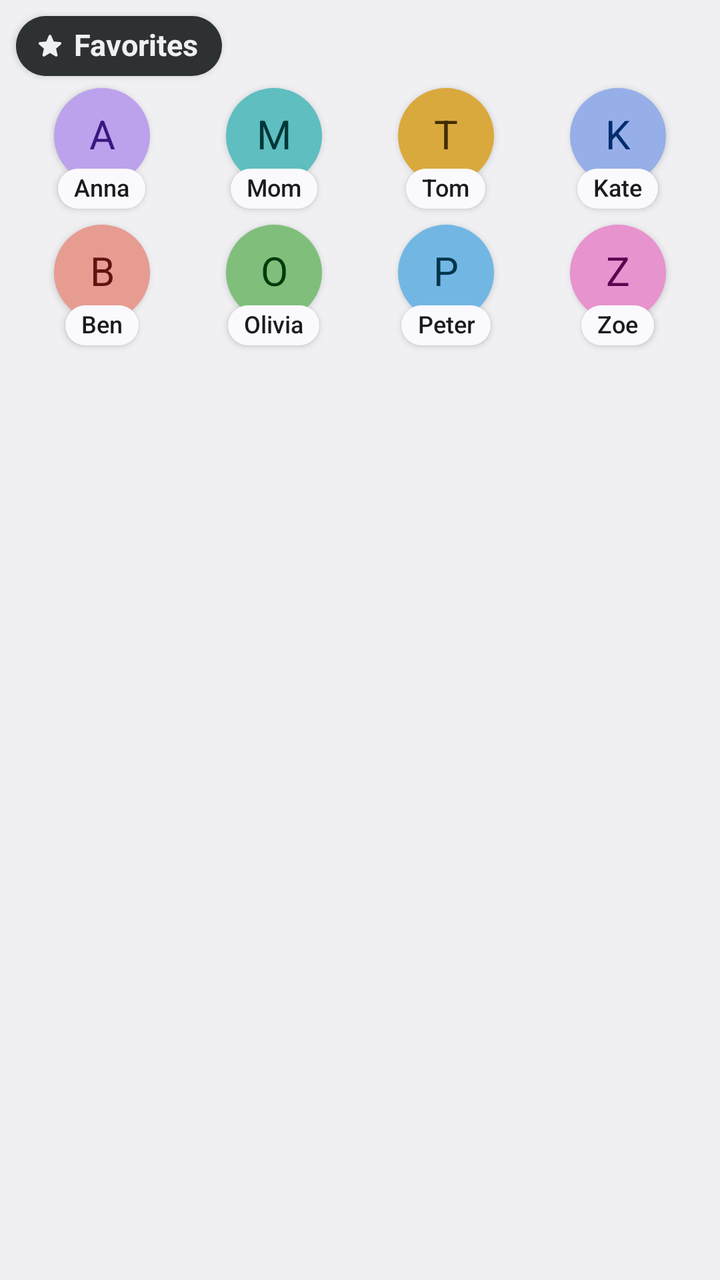
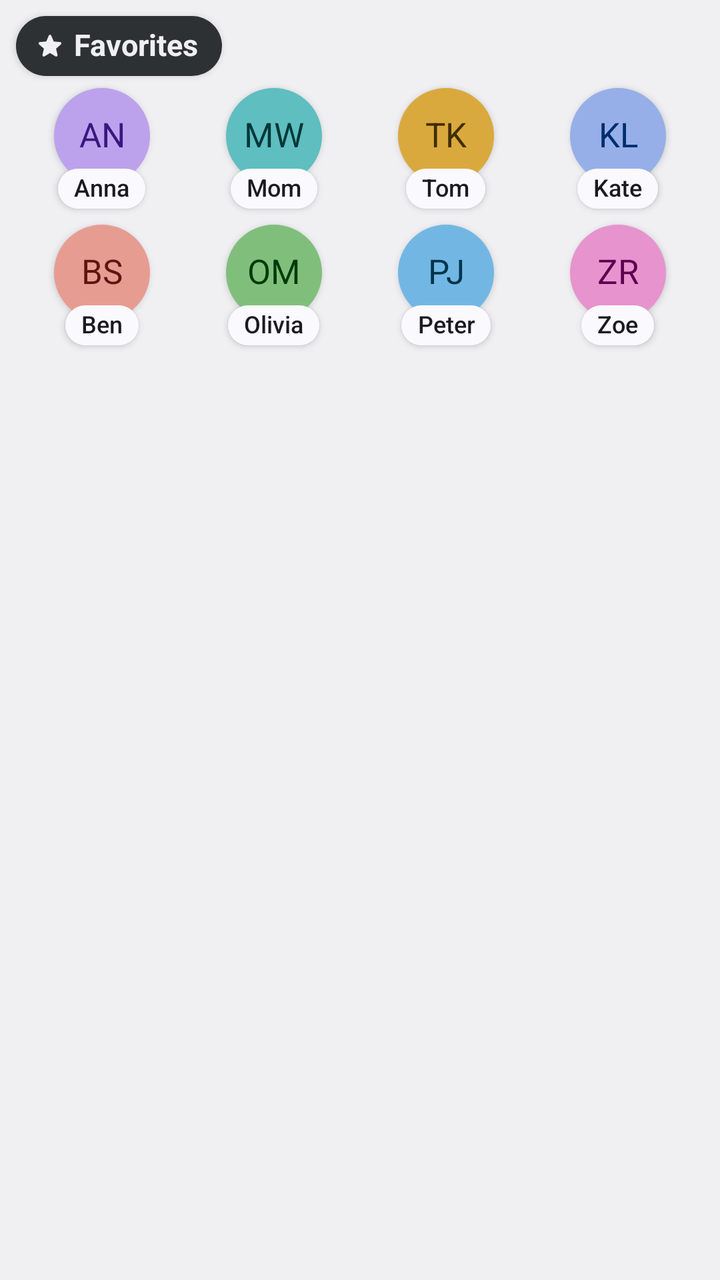

Screens rendered from an Android XML layout before and after an edit, with the pre-edit source and the edit as a unified diff.
<!-- AndroidManifest.xml: application theme Theme.Contacts -->
<!-- res/layout/widget_favorites_preview.xml -->
<?xml version="1.0" encoding="utf-8"?>
<FrameLayout xmlns:android="http://schemas.android.com/apk/res/android"
    xmlns:tools="http://schemas.android.com/tools"
    tools:ignore="SpUsage,ContentDescription,HardcodedText,UselessParent"
    android:id="@android:id/background"
    android:layout_width="match_parent"
    android:layout_height="match_parent"
    android:background="@drawable/widget_floating_frame"
    android:clipChildren="false"
    android:clipToOutline="true"
    android:clipToPadding="false"
    android:padding="8dp">

    <LinearLayout
        android:layout_width="match_parent"
        android:layout_height="wrap_content"
        android:clipChildren="false"
        android:orientation="vertical">

        <FrameLayout
            android:layout_width="match_parent"
            android:layout_height="wrap_content"
            android:layout_marginBottom="6dp"
            android:clipChildren="false">

            <LinearLayout
                android:layout_width="wrap_content"
                android:layout_height="30dp"
                android:background="@drawable/widget_badge"
                android:elevation="2dp"
                android:gravity="center_vertical"
                android:orientation="horizontal"
                android:paddingStart="9dp"
                android:paddingEnd="12dp">

                <ImageView
                    android:layout_width="16dp"
                    android:layout_height="16dp"
                    android:src="@drawable/ic_star_filled"
                    android:tint="@color/widget_inverse_on_surface"
                    tools:ignore="UseAppTint" />

                <TextView
                    android:layout_width="wrap_content"
                    android:layout_height="wrap_content"
                    android:layout_marginStart="4dp"
                    android:includeFontPadding="false"
                    android:maxLines="1"
                    android:text="@string/title_widget_favorites"
                    android:textColor="@color/widget_inverse_on_surface"
                    android:textSize="15dp"
                    android:textStyle="bold" />
            </LinearLayout>
        </FrameLayout>

        <LinearLayout
            android:layout_width="match_parent"
            android:layout_height="wrap_content"
            android:baselineAligned="false"
            android:clipChildren="false"
            android:orientation="horizontal">

            <LinearLayout
                android:layout_width="0dp"
                android:layout_height="wrap_content"
                android:layout_weight="1"
                android:clipChildren="false"
                android:gravity="center_horizontal"
                android:orientation="vertical">

                <FrameLayout
                    android:layout_width="48dp"
                    android:layout_height="48dp"
                    android:background="@drawable/widget_circle"
                    android:backgroundTint="@color/avatar_violet_fill"
                    android:elevation="2dp">

                    <TextView
                        android:layout_width="match_parent"
                        android:layout_height="match_parent"
                        android:gravity="center"
                        android:includeFontPadding="false"
                        android:text="A"
                        android:textColor="@color/avatar_violet_on"
                        android:textSize="20dp" />
                </FrameLayout>

                <TextView
                    android:layout_width="wrap_content"
                    android:layout_height="20dp"
                    android:layout_marginTop="-8dp"
                    android:background="@drawable/widget_name_pill"
                    android:elevation="2dp"
                    android:fontFamily="sans-serif-medium"
                    android:gravity="center"
                    android:includeFontPadding="false"
                    android:paddingStart="8dp"
                    android:paddingEnd="8dp"
                    android:text="Anna"
                    android:textColor="@color/widget_on_surface"
                    android:textSize="12dp" />
            </LinearLayout>

            <LinearLayout
                android:layout_width="0dp"
                android:layout_height="wrap_content"
                android:layout_weight="1"
                android:clipChildren="false"
                android:gravity="center_horizontal"
                android:orientation="vertical">

                <FrameLayout
                    android:layout_width="48dp"
                    android:layout_height="48dp"
                    android:background="@drawable/widget_circle"
                    android:backgroundTint="@color/avatar_teal_fill"
                    android:elevation="2dp">

                    <TextView
                        android:layout_width="match_parent"
                        android:layout_height="match_parent"
                        android:gravity="center"
                        android:includeFontPadding="false"
                        android:text="M"
                        android:textColor="@color/avatar_teal_on"
                        android:textSize="20dp" />
                </FrameLayout>

                <TextView
                    android:layout_width="wrap_content"
                    android:layout_height="20dp"
                    android:layout_marginTop="-8dp"
                    android:background="@drawable/widget_name_pill"
                    android:elevation="2dp"
                    android:fontFamily="sans-serif-medium"
                    android:gravity="center"
                    android:includeFontPadding="false"
                    android:paddingStart="8dp"
                    android:paddingEnd="8dp"
                    android:text="Mom"
                    android:textColor="@color/widget_on_surface"
                    android:textSize="12dp" />
            </LinearLayout>

            <LinearLayout
                android:layout_width="0dp"
                android:layout_height="wrap_content"
                android:layout_weight="1"
                android:clipChildren="false"
                android:gravity="center_horizontal"
                android:orientation="vertical">

                <FrameLayout
                    android:layout_width="48dp"
                    android:layout_height="48dp"
                    android:background="@drawable/widget_circle"
                    android:backgroundTint="@color/avatar_amber_fill"
                    android:elevation="2dp">

                    <TextView
                        android:layout_width="match_parent"
                        android:layout_height="match_parent"
                        android:gravity="center"
                        android:includeFontPadding="false"
                        android:text="T"
                        android:textColor="@color/avatar_amber_on"
                        android:textSize="20dp" />
                </FrameLayout>

                <TextView
                    android:layout_width="wrap_content"
                    android:layout_height="20dp"
                    android:layout_marginTop="-8dp"
                    android:background="@drawable/widget_name_pill"
                    android:elevation="2dp"
                    android:fontFamily="sans-serif-medium"
                    android:gravity="center"
                    android:includeFontPadding="false"
                    android:paddingStart="8dp"
                    android:paddingEnd="8dp"
                    android:text="Tom"
                    android:textColor="@color/widget_on_surface"
                    android:textSize="12dp" />
            </LinearLayout>

            <LinearLayout
                android:layout_width="0dp"
                android:layout_height="wrap_content"
                android:layout_weight="1"
                android:clipChildren="false"
                android:gravity="center_horizontal"
                android:orientation="vertical">

                <FrameLayout
                    android:layout_width="48dp"
                    android:layout_height="48dp"
                    android:background="@drawable/widget_circle"
                    android:backgroundTint="@color/avatar_blue_fill"
                    android:elevation="2dp">

                    <TextView
                        android:layout_width="match_parent"
                        android:layout_height="match_parent"
                        android:gravity="center"
                        android:includeFontPadding="false"
                        android:text="K"
                        android:textColor="@color/avatar_blue_on"
                        android:textSize="20dp" />
                </FrameLayout>

                <TextView
                    android:layout_width="wrap_content"
                    android:layout_height="20dp"
                    android:layout_marginTop="-8dp"
                    android:background="@drawable/widget_name_pill"
                    android:elevation="2dp"
                    android:fontFamily="sans-serif-medium"
                    android:gravity="center"
                    android:includeFontPadding="false"
                    android:paddingStart="8dp"
                    android:paddingEnd="8dp"
                    android:text="Kate"
                    android:textColor="@color/widget_on_surface"
                    android:textSize="12dp" />
            </LinearLayout>
        </LinearLayout>

        <LinearLayout
            android:layout_width="match_parent"
            android:layout_height="wrap_content"
            android:layout_marginTop="8dp"
            android:baselineAligned="false"
            android:clipChildren="false"
            android:orientation="horizontal">

            <LinearLayout
                android:layout_width="0dp"
                android:layout_height="wrap_content"
                android:layout_weight="1"
                android:clipChildren="false"
                android:gravity="center_horizontal"
                android:orientation="vertical">

                <FrameLayout
                    android:layout_width="48dp"
                    android:layout_height="48dp"
                    android:background="@drawable/widget_circle"
                    android:backgroundTint="@color/avatar_red_fill"
                    android:elevation="2dp">

                    <TextView
                        android:layout_width="match_parent"
                        android:layout_height="match_parent"
                        android:gravity="center"
                        android:includeFontPadding="false"
                        android:text="B"
                        android:textColor="@color/avatar_red_on"
                        android:textSize="20dp" />
                </FrameLayout>

                <TextView
                    android:layout_width="wrap_content"
                    android:layout_height="20dp"
                    android:layout_marginTop="-8dp"
                    android:background="@drawable/widget_name_pill"
                    android:elevation="2dp"
                    android:fontFamily="sans-serif-medium"
                    android:gravity="center"
                    android:includeFontPadding="false"
                    android:paddingStart="8dp"
                    android:paddingEnd="8dp"
                    android:text="Ben"
                    android:textColor="@color/widget_on_surface"
                    android:textSize="12dp" />
            </LinearLayout>

            <LinearLayout
                android:layout_width="0dp"
                android:layout_height="wrap_content"
                android:layout_weight="1"
                android:clipChildren="false"
                android:gravity="center_horizontal"
                android:orientation="vertical">

                <FrameLayout
                    android:layout_width="48dp"
                    android:layout_height="48dp"
                    android:background="@drawable/widget_circle"
                    android:backgroundTint="@color/avatar_green_fill"
                    android:elevation="2dp">

                    <TextView
                        android:layout_width="match_parent"
                        android:layout_height="match_parent"
                        android:gravity="center"
                        android:includeFontPadding="false"
                        android:text="O"
                        android:textColor="@color/avatar_green_on"
                        android:textSize="20dp" />
                </FrameLayout>

                <TextView
                    android:layout_width="wrap_content"
                    android:layout_height="20dp"
                    android:layout_marginTop="-8dp"
                    android:background="@drawable/widget_name_pill"
                    android:elevation="2dp"
                    android:fontFamily="sans-serif-medium"
                    android:gravity="center"
                    android:includeFontPadding="false"
                    android:paddingStart="8dp"
                    android:paddingEnd="8dp"
                    android:text="Olivia"
                    android:textColor="@color/widget_on_surface"
                    android:textSize="12dp" />
            </LinearLayout>

            <LinearLayout
                android:layout_width="0dp"
                android:layout_height="wrap_content"
                android:layout_weight="1"
                android:clipChildren="false"
                android:gravity="center_horizontal"
                android:orientation="vertical">

                <FrameLayout
                    android:layout_width="48dp"
                    android:layout_height="48dp"
                    android:background="@drawable/widget_circle"
                    android:backgroundTint="@color/avatar_sky_fill"
                    android:elevation="2dp">

                    <TextView
                        android:layout_width="match_parent"
                        android:layout_height="match_parent"
                        android:gravity="center"
                        android:includeFontPadding="false"
                        android:text="P"
                        android:textColor="@color/avatar_sky_on"
                        android:textSize="20dp" />
                </FrameLayout>

                <TextView
                    android:layout_width="wrap_content"
                    android:layout_height="20dp"
                    android:layout_marginTop="-8dp"
                    android:background="@drawable/widget_name_pill"
                    android:elevation="2dp"
                    android:fontFamily="sans-serif-medium"
                    android:gravity="center"
                    android:includeFontPadding="false"
                    android:paddingStart="8dp"
                    android:paddingEnd="8dp"
                    android:text="Peter"
                    android:textColor="@color/widget_on_surface"
                    android:textSize="12dp" />
            </LinearLayout>

            <LinearLayout
                android:layout_width="0dp"
                android:layout_height="wrap_content"
                android:layout_weight="1"
                android:clipChildren="false"
                android:gravity="center_horizontal"
                android:orientation="vertical">

                <FrameLayout
                    android:layout_width="48dp"
                    android:layout_height="48dp"
                    android:background="@drawable/widget_circle"
                    android:backgroundTint="@color/avatar_magenta_fill"
                    android:elevation="2dp">

                    <TextView
                        android:layout_width="match_parent"
                        android:layout_height="match_parent"
                        android:gravity="center"
                        android:includeFontPadding="false"
                        android:text="Z"
                        android:textColor="@color/avatar_magenta_on"
                        android:textSize="20dp" />
                </FrameLayout>

                <TextView
                    android:layout_width="wrap_content"
                    android:layout_height="20dp"
                    android:layout_marginTop="-8dp"
                    android:background="@drawable/widget_name_pill"
                    android:elevation="2dp"
                    android:fontFamily="sans-serif-medium"
                    android:gravity="center"
                    android:includeFontPadding="false"
                    android:paddingStart="8dp"
                    android:paddingEnd="8dp"
                    android:text="Zoe"
                    android:textColor="@color/widget_on_surface"
                    android:textSize="12dp" />
            </LinearLayout>
        </LinearLayout>
    </LinearLayout>
</FrameLayout>
<!-- resources referenced by this layout -->
<resources>
  <color name="avatar_amber_fill">#DAA93D</color>
  <color name="avatar_amber_on">#412D00</color>
  <color name="avatar_blue_fill">#96AFE9</color>
  <color name="avatar_blue_on">#002D6E</color>
  <color name="avatar_green_fill">#80BF7B</color>
  <color name="avatar_green_on">#003A0A</color>
  <color name="avatar_magenta_fill">#E793CE</color>
  <color name="avatar_magenta_on">#5C0050</color>
  <color name="avatar_red_fill">#E79C92</color>
  <color name="avatar_red_on">#5F1410</color>
  <color name="avatar_sky_fill">#72B7E4</color>
  <color name="avatar_sky_on">#00344C</color>
  <color name="avatar_teal_fill">#5EBEC0</color>
  <color name="avatar_teal_on">#003738</color>
  <color name="avatar_violet_fill">#BCA2EC</color>
  <color name="avatar_violet_on">#3B1680</color>
  <color name="widget_inverse_on_surface">@android:color/system_neutral1_50</color>
  <color name="widget_on_surface">@android:color/system_on_surface_light</color>
  <!-- drawable ic_star_filled (drawable) -->
  <vector xmlns:android="http://schemas.android.com/apk/res/android"
      android:width="24dp"
      android:height="24dp"
      android:viewportWidth="960"
      android:viewportHeight="960">
    <path
        android:fillColor="@android:color/white"
        android:pathData="M480,691L314,791Q303,798 291,797Q279,796 270,789Q261,782 256,771.5Q251,761 254,748L298,559L151,432Q141,423 138.5,411.5Q136,400 140,389Q144,378 152,371Q160,364 174,362L368,345L443,167Q448,155 458.5,149Q469,143 480,143Q491,143 501.5,149Q512,155 517,167L592,345L786,362Q800,364 808,371Q816,378 820,389Q824,400 821.5,411.5Q819,423 809,432L662,559L706,748Q709,761 704,771.5Q699,782 690,789Q681,796 669,797Q657,798 646,791L480,691Z"/>
  </vector>
  <!-- drawable widget_badge (drawable) -->
  <?xml version="1.0" encoding="utf-8"?>
  <shape xmlns:android="http://schemas.android.com/apk/res/android" android:shape="rectangle">
      <solid android:color="@color/widget_inverse_surface" />
      <corners android:radius="15dp" />
  </shape>
  <!-- drawable widget_circle (drawable) -->
  <?xml version="1.0" encoding="utf-8"?>
  <shape xmlns:android="http://schemas.android.com/apk/res/android" android:shape="oval">
      <solid android:color="@android:color/white" />
  </shape>
  <!-- drawable widget_floating_frame (drawable) -->
  <?xml version="1.0" encoding="utf-8"?>
  <shape xmlns:android="http://schemas.android.com/apk/res/android" android:shape="rectangle">
      <solid android:color="@android:color/transparent" />
      <corners android:radius="15dp" />
  </shape>
  <!-- drawable widget_name_pill (drawable) -->
  <?xml version="1.0" encoding="utf-8"?>
  <shape xmlns:android="http://schemas.android.com/apk/res/android" android:shape="rectangle">
      <solid android:color="@color/widget_surface" />
      <corners android:radius="10dp" />
  </shape>
  <string name="title_widget_favorites">Favorites</string>
  <style name="Theme.Contacts" parent="@android:style/Theme.DeviceDefault.DayNight">
          <item name="android:windowActionBar">false</item>
          <item name="android:windowNoTitle">true</item>
      </style>
  <color name="widget_inverse_surface">@android:color/system_neutral1_800</color>
  <color name="widget_surface">@android:color/system_surface_light</color>
</resources>

<!-- the commit's change to res/layout/widget_favorites_preview.xml (unified diff, before → after) -->
@@ -80,9 +80,9 @@
                         android:layout_height="match_parent"
                         android:gravity="center"
                         android:includeFontPadding="false"
-                        android:text="A"
+                        android:text="AN"
                         android:textColor="@color/avatar_violet_on"
-                        android:textSize="20dp" />
+                        android:textSize="17dp" />
                 </FrameLayout>
 
                 <TextView
@@ -121,9 +121,9 @@
                         android:layout_height="match_parent"
                         android:gravity="center"
                         android:includeFontPadding="false"
-                        android:text="M"
+                        android:text="MW"
                         android:textColor="@color/avatar_teal_on"
-                        android:textSize="20dp" />
+                        android:textSize="17dp" />
                 </FrameLayout>
 
                 <TextView
@@ -162,9 +162,9 @@
                         android:layout_height="match_parent"
                         android:gravity="center"
                         android:includeFontPadding="false"
-                        android:text="T"
+                        android:text="TK"
                         android:textColor="@color/avatar_amber_on"
-                        android:textSize="20dp" />
+                        android:textSize="17dp" />
                 </FrameLayout>
 
                 <TextView
@@ -203,9 +203,9 @@
                         android:layout_height="match_parent"
                         android:gravity="center"
                         android:includeFontPadding="false"
-                        android:text="K"
+                        android:text="KL"
                         android:textColor="@color/avatar_blue_on"
-                        android:textSize="20dp" />
+                        android:textSize="17dp" />
                 </FrameLayout>
 
                 <TextView
@@ -253,9 +253,9 @@
                         android:layout_height="match_parent"
                         android:gravity="center"
                         android:includeFontPadding="false"
-                        android:text="B"
+                        android:text="BS"
                         android:textColor="@color/avatar_red_on"
-                        android:textSize="20dp" />
+                        android:textSize="17dp" />
                 </FrameLayout>
 
                 <TextView
@@ -294,9 +294,9 @@
                         android:layout_height="match_parent"
                         android:gravity="center"
                         android:includeFontPadding="false"
-                        android:text="O"
+                        android:text="OM"
                         android:textColor="@color/avatar_green_on"
-                        android:textSize="20dp" />
+                        android:textSize="17dp" />
                 </FrameLayout>
 
                 <TextView
@@ -335,9 +335,9 @@
                         android:layout_height="match_parent"
                         android:gravity="center"
                         android:includeFontPadding="false"
-                        android:text="P"
+                        android:text="PJ"
                         android:textColor="@color/avatar_sky_on"
-                        android:textSize="20dp" />
+                        android:textSize="17dp" />
                 </FrameLayout>
 
                 <TextView
@@ -376,9 +376,9 @@
                         android:layout_height="match_parent"
                         android:gravity="center"
                         android:includeFontPadding="false"
-                        android:text="Z"
+                        android:text="ZR"
                         android:textColor="@color/avatar_magenta_on"
-                        android:textSize="20dp" />
+                        android:textSize="17dp" />
                 </FrameLayout>
 
                 <TextView
